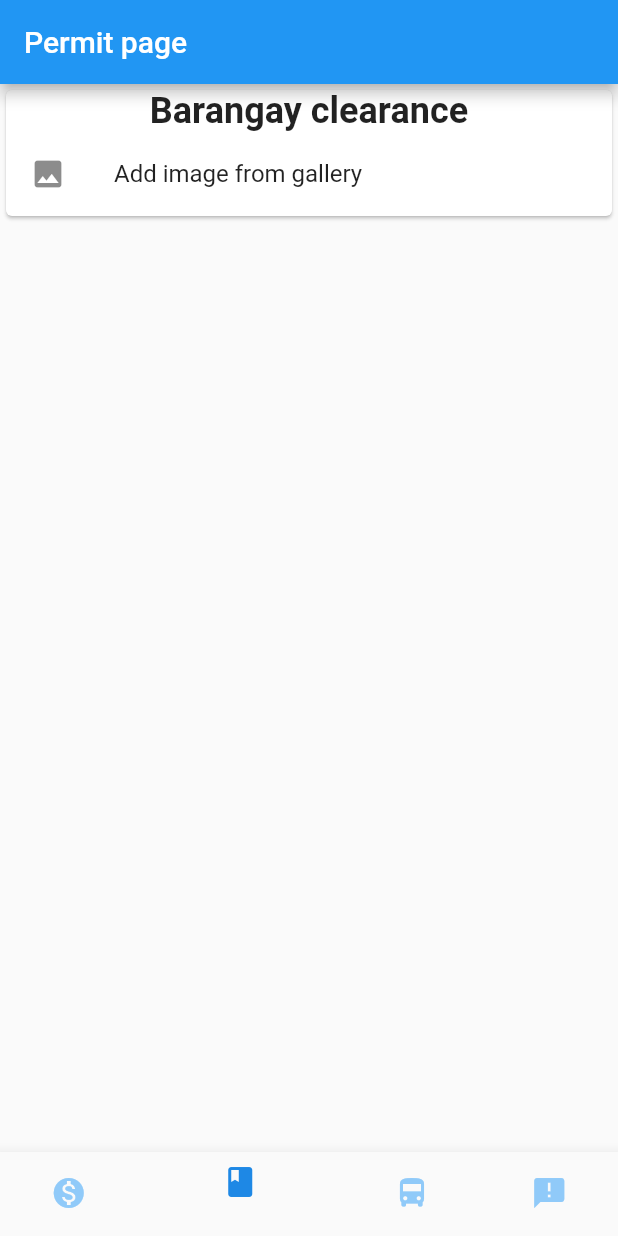
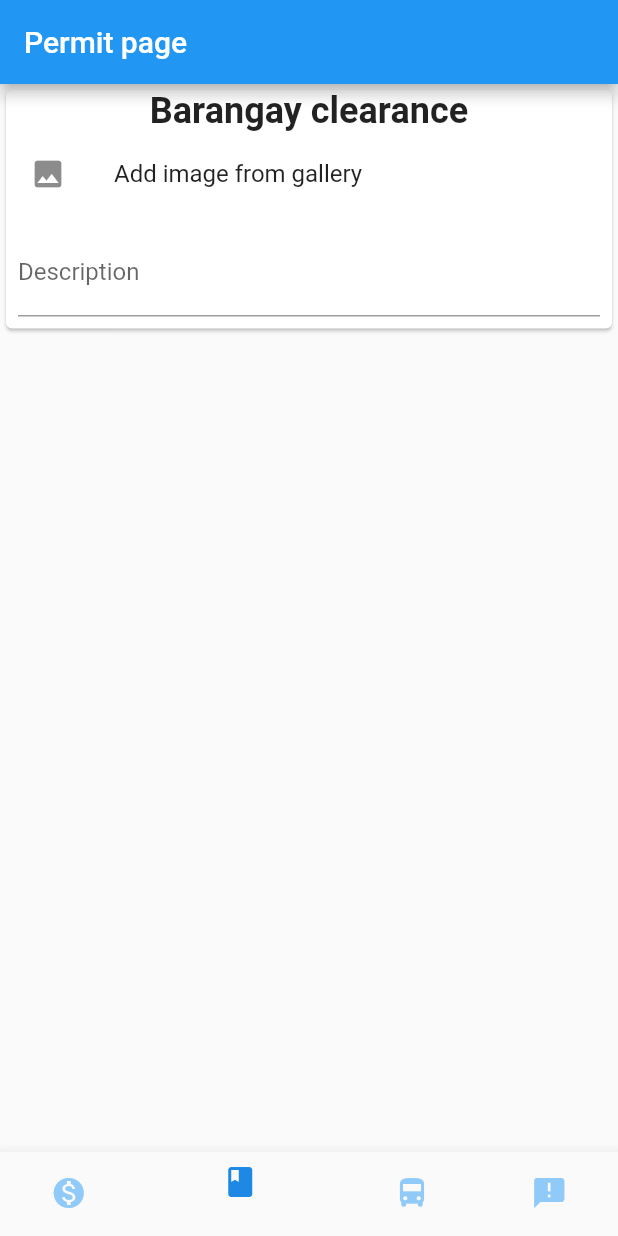
Before and after one commit to adriane-macer/gov_mobile_app, a Flutter app: the screen it shows after launch, item 2 of the bottom bar chosen, on a phone screen of 412 x 824 dp. Run offline on Flutter 3.47's test engine with Material 2 defaults, Android fonts, the phone set to English and light mode, and no system bars; drawn by our look-alikes of flutter_form_builder; our stand-ins replace bloc, data_connection_checker, equatable, flutter_bloc, get_it, image_picker; statements that could not run were skipped.

Commit message:
Implemented showing of selected image in permit screen

```diff
--- a/lib/pages/permit_page.dart
+++ b/lib/pages/permit_page.dart
@@ -37,7 +37,8 @@ class _PermitPageState extends State<PermitPage> {
                                 builder: (context) => ImageUploadForm(),
                               ),
                             );
-                            if (result != null && result.runtimeType == File) {
+                            print(result);
+                            if (result != null ) {
                               setState(() {
                                 _image1 = result;
                               });
@@ -52,7 +53,16 @@ class _PermitPageState extends State<PermitPage> {
                           _image1,
                           fit: BoxFit.contain,
                         ),
-
+                  Padding(
+                    padding: const EdgeInsets.all(8.0),
+                    child: FormBuilder(
+                        child: FormBuilderTextField(
+                      attribute: "First name",
+                      decoration: InputDecoration(labelText: "Description"),
+//                onChanged: (_){},
+                      validators: [],
+                    )),
+                  )
                 ],
               ),
             ),
```
